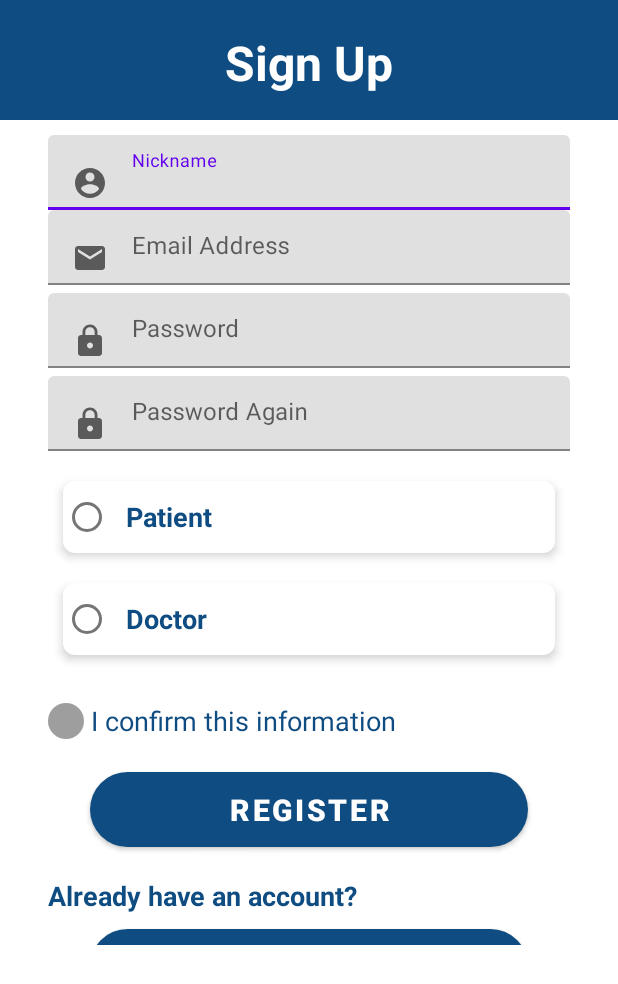
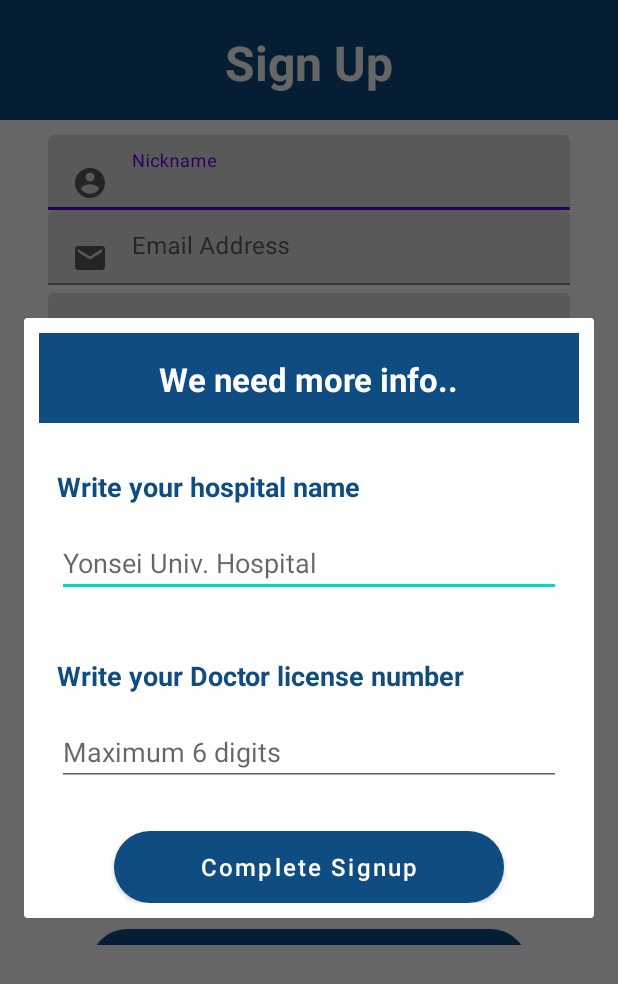
Before and after one commit to CCLab-2021/eHealthCare_Application, an Android app: the Signup screen opened directly, with no data from a screen before it, after a tap on "REGISTER", on a phone screen of 412 x 824 dp. Shown: the top 984 px of the screen. Run offline under Robolectric (Android 15) with nearby library versions, the phone set to English and light mode, and no system bars; our stand-ins replace Firebase (no records; nobody signed in at launch, a user with empty details on screens opened directly).

Commit message:
feat : Doctor - 의사 인증 기능 추가 (병원 이름, 면허 번호) style : Rename Class - UserDB 이원화

```diff
--- a/CCN_eHealthCare/app/src/main/java/com/example/ccn_ehealthcare/UI/auth/Signup.kt
+++ b/CCN_eHealthCare/app/src/main/java/com/example/ccn_ehealthcare/UI/auth/Signup.kt
@@ -4,15 +4,19 @@ import android.content.Intent
 import androidx.appcompat.app.AppCompatActivity
 import android.os.Bundle
 import android.util.Log
+import android.view.LayoutInflater
 import android.widget.Toast
+import androidx.appcompat.app.AlertDialog
 import com.example.ccn_ehealthcare.R
 import com.example.ccn_ehealthcare.UI.doctor.DoctorHome
 import com.example.ccn_ehealthcare.UI.patient.PatientHome
-import com.example.ccn_ehealthcare.firebaseDB.UserDB
+import com.example.ccn_ehealthcare.firebaseDB.DoctorUserDB
+import com.example.ccn_ehealthcare.firebaseDB.PatientUserDB
 import com.google.firebase.auth.FirebaseAuth
 import com.google.firebase.database.DatabaseReference
 import com.google.firebase.database.FirebaseDatabase
 import kotlinx.android.synthetic.main.activity_signup.*
+import kotlinx.android.synthetic.main.signup_doctor_info_dialog.view.*
 
 class Signup : AppCompatActivity() {
 
@@ -29,6 +33,9 @@ class Signup : AppCompatActivity() {
     lateinit var firebaseAuth : FirebaseAuth
     var databaseReference : DatabaseReference? = null
     var database : FirebaseDatabase? = null
+
+    var hospitalName = ""
+    var licenseNum = ""
 
     override fun onCreate(savedInstanceState: Bundle?) {
         super.onCreate(savedInstanceState)
@@ -58,7 +65,28 @@ class Signup : AppCompatActivity() {
             val userPW = editPW.text.toString()
             val userCPW = editCPW.text.toString()
 
-            if (userPW == userCPW) createUser(userEmail, userPW, userType)
+
+            if (userPW == userCPW) {
+                if (userType == "Patient") {
+                    createUser(userEmail, userPW, userType)
+                }
+                else {
+                    val doctorDialogView = LayoutInflater.from(this).inflate(R.layout.signup_doctor_info_dialog, null)
+                    val dialogBuilder = AlertDialog.Builder(this)
+                            .setView(doctorDialogView)
+
+                    val doctorInfoDialog = dialogBuilder.show()
+
+                    doctorDialogView.completeSignup_btn.setOnClickListener {
+                        doctorInfoDialog.dismiss()
+                        hospitalName = doctorDialogView.doctorHospitalName_eT.text.toString()
+                        licenseNum = doctorDialogView.doctorLicenseNum_eT.text.toString()
+
+                        createUser(userEmail, userPW, userType)
+                    }
+                }
+            }
+
             else Toast.makeText(this, "Check your password again", Toast.LENGTH_SHORT).show()
         }
 
@@ -84,6 +112,7 @@ class Signup : AppCompatActivity() {
                     createDB(userID, userNickName, userFullName, userEmail, userPW, userBirth, userType)
                 }
                 else {
+                    Log.e("SIGNUPFAILED", task.result.toString())
                     Toast.makeText(this, "SignUp Failed", Toast.LENGTH_SHORT).show()
                 }
             }
@@ -94,11 +123,11 @@ class Signup : AppCompatActivity() {
         val currentUserDB = databaseReference?.child(userID)
 
         if (userType == "Patient") {
-            currentUserDB?.setValue(UserDB(userID, userNickName, userFullName, userEmail, userPW, userBirth, userType))
+            currentUserDB?.setValue(PatientUserDB(userID, userNickName, userFullName, userEmail, userPW, userBirth, userType))
 
         }
         else if (userType == "Doctor") {
-            currentUserDB?.setValue(UserDB(userID, userNickName, userFullName, userEmail, userPW, userBirth, userType))
+            currentUserDB?.setValue(DoctorUserDB(userID, userNickName, userFullName, userEmail, userPW, userBirth, hospitalName, licenseNum, userType))
 
         }
 
--- /dev/null
+++ b/CCN_eHealthCare/app/src/main/java/com/example/ccn_ehealthcare/firebaseDB/DoctorUserDB.kt
@@ -0,0 +1,5 @@
+package com.example.ccn_ehealthcare.firebaseDB
+
+class DoctorUserDB(val userID : String, val userNickName : String, val userFullName : String, val userEmail : String, val userPW : String, val userBirth : String, val hospitalName : String, val licenseNum : String, val userType : String) {
+    constructor() : this("", "", "", "", "", "", "", "", "")
+}
--- /dev/null
+++ b/CCN_eHealthCare/app/src/main/java/com/example/ccn_ehealthcare/firebaseDB/PatientUserDB.kt
@@ -0,0 +1,5 @@
+package com.example.ccn_ehealthcare.firebaseDB
+
+class PatientUserDB(val userID : String, val userNickName : String, val userFullName : String, val userEmail : String, val userPW : String, val userBirth : String, val userType : String) {
+    constructor() : this("", "", "", "", "", "", "")
+}
--- a/CCN_eHealthCare/app/src/main/java/com/example/ccn_ehealthcare/firebaseDB/UserDB.kt
+++ /dev/null
@@ -1,5 +0,0 @@
-package com.example.ccn_ehealthcare.firebaseDB
-
-class UserDB(val userID : String, val userNickName : String, val userFullName : String, val userEmail : String, val userPW : String, val userBirth : String, val userType : String) {
-    constructor() : this("", "", "", "", "", "", "")
-}
--- /dev/null
+++ b/CCN_eHealthCare/app/src/main/res/layout/signup_doctor_info_dialog.xml
@@ -0,0 +1,96 @@
+<?xml version="1.0" encoding="utf-8"?>
+<LinearLayout
+    xmlns:android="http://schemas.android.com/apk/res/android"
+    xmlns:app="http://schemas.android.com/apk/res-auto"
+    android:layout_width="match_parent"
+    android:layout_height="match_parent"
+    android:orientation="vertical"
+    android:padding="10dp">
+
+    <androidx.constraintlayout.widget.ConstraintLayout
+        android:layout_width="match_parent"
+        android:layout_height="wrap_content" >
+
+        <View
+            android:id="@+id/view7"
+            android:layout_width="match_parent"
+            android:layout_height="60dp"
+            android:background="@color/Pantoneblue"
+            app:layout_constraintEnd_toEndOf="parent"
+            app:layout_constraintStart_toStartOf="parent"
+            app:layout_constraintTop_toTopOf="parent" />
+
+        <TextView
+            android:layout_width="wrap_content"
+            android:layout_height="wrap_content"
+            android:layout_marginTop="16dp"
+            android:text="We need more info.."
+            android:textColor="@color/white"
+            android:textSize="22sp"
+            android:textStyle="bold"
+            app:layout_constraintEnd_toEndOf="@id/view7"
+            app:layout_constraintStart_toStartOf="@+id/view7"
+            app:layout_constraintTop_toTopOf="@+id/view7" />
+    </androidx.constraintlayout.widget.ConstraintLayout>
+
+
+
+    <TextView
+        android:layout_width="match_parent"
+        android:layout_height="wrap_content"
+        android:layout_marginTop="30dp"
+        android:layout_marginLeft="12dp"
+        android:layout_marginRight="12dp"
+        android:text="Write your hospital name"
+        android:textSize="18sp"
+        android:textStyle="bold"
+        android:textColor="@color/Pantoneblue"/>
+
+    <EditText
+        android:id="@+id/doctorHospitalName_eT"
+        android:layout_width="match_parent"
+        android:layout_height="wrap_content"
+        android:layout_marginTop="16dp"
+        android:layout_marginLeft="12dp"
+        android:layout_marginRight="12dp"
+        android:hint="Yonsei Univ. Hospital"
+        android:maxLength="99999"
+        android:inputType="text"/>
+
+    <TextView
+        android:layout_width="match_parent"
+        android:layout_height="wrap_content"
+        android:layout_marginTop="40dp"
+        android:layout_marginLeft="12dp"
+        android:layout_marginRight="12dp"
+        android:text="Write your Doctor license number"
+        android:textSize="18sp"
+        android:textStyle="bold"
+        android:textColor="@color/Pantoneblue"/>
+
+    <EditText
+        android:id="@+id/doctorLicenseNum_eT"
+        android:layout_width="match_parent"
+        android:layout_height="wrap_content"
+        android:layout_marginTop="16dp"
+        android:layout_marginLeft="12dp"
+        android:layout_marginRight="12dp"
+        android:hint="Maximum 6 digits"
+        android:maxLength="6"
+        android:inputType="number"/>
+
+    <Button
+        android:id="@+id/completeSignup_btn"
+        android:layout_width="match_parent"
+        android:layout_height="wrap_content"
+        android:layout_marginTop="30dp"
+        android:layout_marginLeft="50dp"
+        android:layout_marginRight="50dp"
+        android:text="Complete Signup"
+        android:textAllCaps="false"
+        android:textSize="16sp"
+        android:background="@drawable/round_pantoneblue_btn"
+        app:backgroundTint="@color/Pantoneblue" />
+
+
+</LinearLayout>
```
